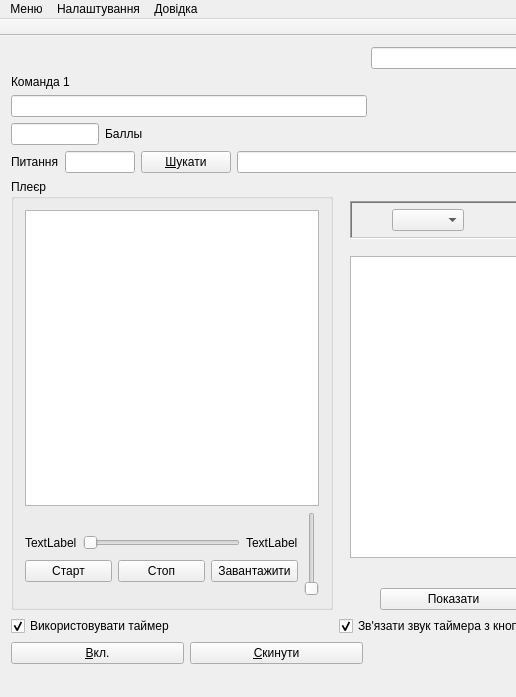
Old version of the form mainwindow.ui in the repository Ilya-Songrov/BibleBrainRing; both pictures show x 0 to 516 and y 0 to 697 of the 1102 by 697 pixel window.
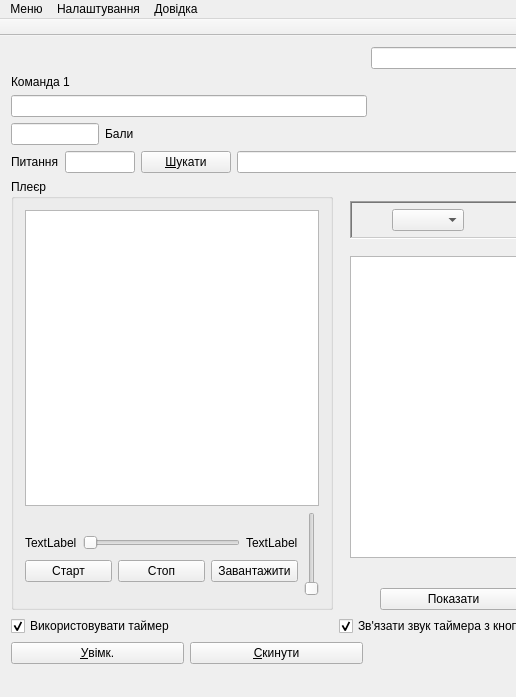
New version of the form. Icons and pictures are not drawn. Custom widgets are drawn as their Qt base class.

The edit to the form file:
```diff
--- a/mainwindow.ui
+++ b/mainwindow.ui
@@ -122,7 +122,7 @@
            <enum>Qt::NoContextMenu</enum>
           </property>
           <property name="text">
-           <string>Баллы</string>
+           <string>Бали</string>
           </property>
          </widget>
         </item>
@@ -1061,7 +1061,7 @@
          <enum>Qt::NoContextMenu</enum>
         </property>
         <property name="text">
-         <string>&amp;Вкл.</string>
+         <string>&amp;Увімк.</string>
         </property>
         <property name="shortcut">
          <string>Alt+В, Alt+D</string>
```
